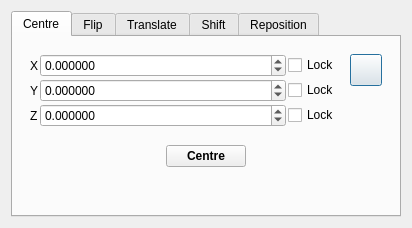
Above: trunk/src/gui/position.ui from trisyoungs/aten before the change. Below: the same form after it.
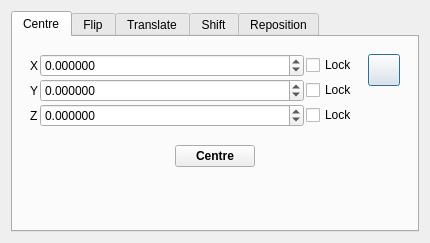
That is the form after the change. Icons and pictures are not drawn.

The edit to the form file:
```diff
--- a/trunk/src/gui/position.ui
+++ b/trunk/src/gui/position.ui
@@ -1,13 +1,13 @@
 <?xml version="1.0" encoding="UTF-8"?>
 <ui version="4.0">
  <class>PositionDialog</class>
- <widget class="QDialog" name="PositionDialog">
-  <property name="geometry">
+ <widget class="QDialog" name="PositionDialog" >
+  <property name="geometry" >
    <rect>
     <x>0</x>
     <y>0</y>
-    <width>331</width>
-    <height>228</height>
+    <width>430</width>
+    <height>243</height>
    </rect>
   </property>
   <property name="sizePolicy">
@@ -29,8 +29,16 @@
      <property name="currentIndex">
       <number>0</number>
      </property>
-     <widget class="QWidget" name="CentreTab">
-      <attribute name="title">
+     <widget class="QWidget" name="CentreTab" >
+      <property name="geometry" >
+       <rect>
+        <x>0</x>
+        <y>0</y>
+        <width>410</width>
+        <height>198</height>
+       </rect>
+      </property>
+      <attribute name="title" >
        <string>Centre</string>
       </attribute>
       <layout class="QVBoxLayout" name="verticalLayout_7">
```
Left out of the diff: 1037 changed lines with no effect on the pictures.
